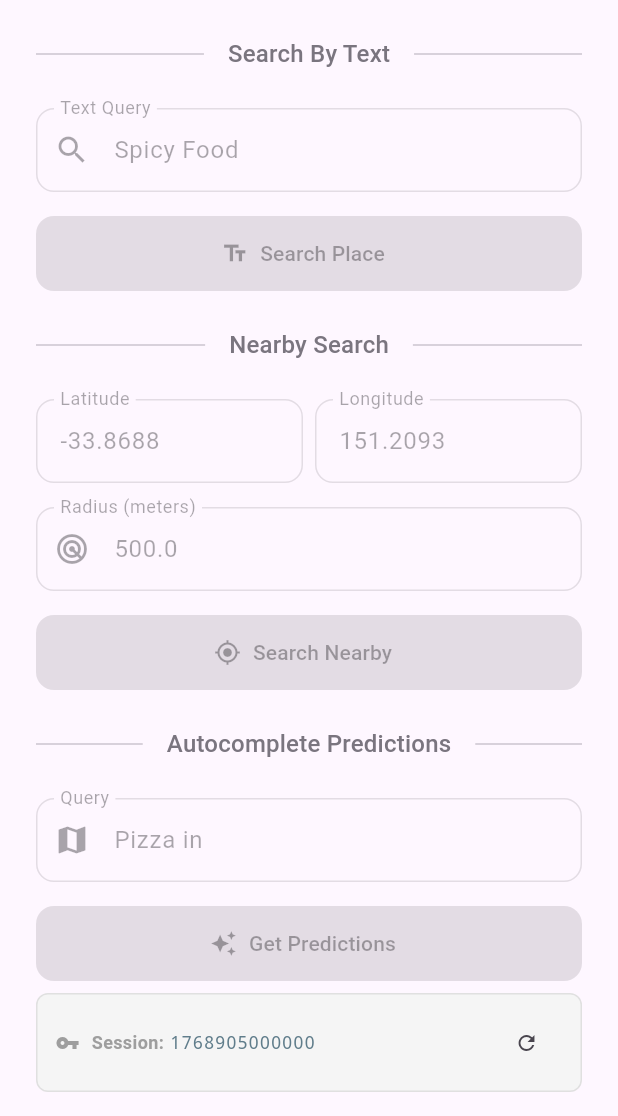
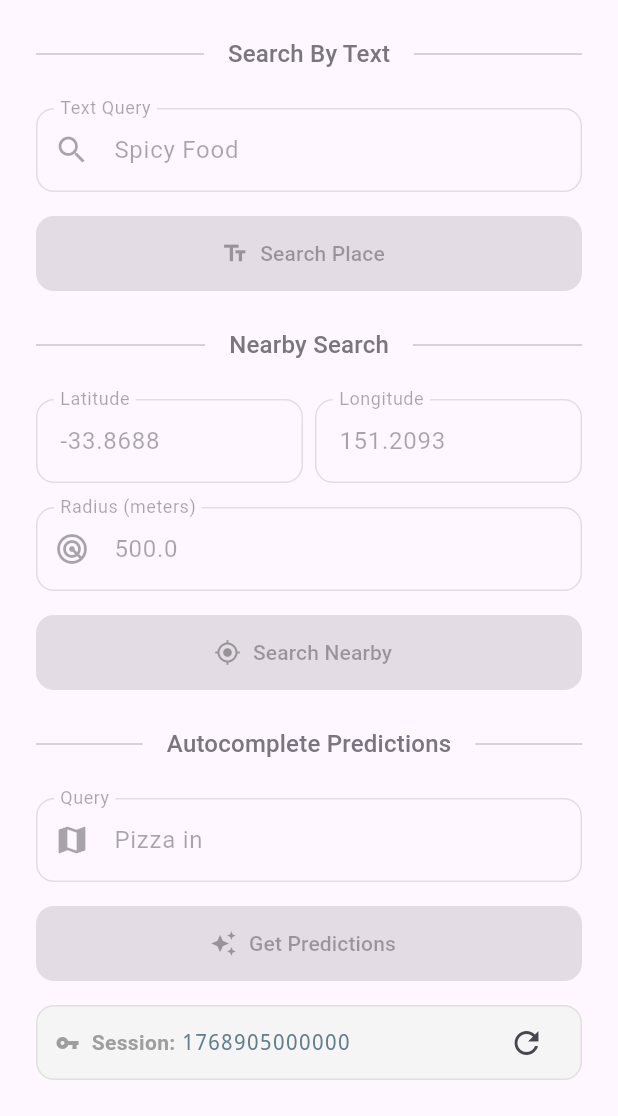
Before and after one commit to flikkr/google_places_sdk_plus, a Flutter app: the screen it shows after launch, scrolled down 550 dp, on a phone screen of 412 x 824 dp, the part 120-1236 px from its top. Run offline on Flutter 3.47's test engine with Material 3 defaults, Android fonts, the phone set to English and light mode, and no system bars; our stand-ins replace plugin_platform_interface, web.

Commit message:
chore: rotate and remove key

```diff
--- a/example/lib/features/autocomplete_section.dart
+++ b/example/lib/features/autocomplete_section.dart
@@ -99,12 +99,12 @@ class _AutocompleteSectionState extends State<AutocompleteSection> {
           ),
           loadingColor: Colors.white,
         ),
-        const SizedBox(height: 8),
+        const SizedBox(height: 16),
         Container(
-          padding: const EdgeInsets.symmetric(horizontal: 12, vertical: 8),
+          padding: const EdgeInsets.symmetric(horizontal: 12),
           decoration: BoxDecoration(
             color: Colors.grey.shade100,
-            borderRadius: BorderRadius.circular(8),
+            borderRadius: BorderRadius.circular(12),
             border: Border.all(color: Colors.grey.shade300),
           ),
           child: Row(
@@ -114,7 +114,6 @@ class _AutocompleteSectionState extends State<AutocompleteSection> {
               const Text(
                 'Session:',
                 style: TextStyle(
-                  fontSize: 12,
                   fontWeight: FontWeight.bold,
                   color: Colors.grey,
                 ),
@@ -124,7 +123,6 @@ class _AutocompleteSectionState extends State<AutocompleteSection> {
                 child: Text(
                   _sessionToken ?? 'None',
                   style: const TextStyle(
-                    fontSize: 12,
                     fontFamily: 'monospace',
                     color: Colors.blueGrey,
                   ),
@@ -133,7 +131,7 @@ class _AutocompleteSectionState extends State<AutocompleteSection> {
               ),
               IconButton(
                 onPressed: _generateNewSessionToken,
-                icon: const Icon(Icons.refresh, size: 16),
+                icon: const Icon(Icons.refresh),
                 tooltip: 'Rotate Session Token',
                 constraints: const BoxConstraints(),
                 padding: EdgeInsets.zero,
--- a/example/lib/features/fetch_photo_section.dart
+++ b/example/lib/features/fetch_photo_section.dart
@@ -1,6 +1,6 @@
 import 'package:flutter/material.dart';
 import 'package:google_places_sdk_plus/google_places_sdk_plus.dart';
-import '../components/action_input_field.dart';
+import 'package:google_places_sdk_plus_example/components/action_input_field.dart';
 
 class FetchPhotoSection extends StatefulWidget {
   final PlacesHostApi placesApi;
--- a/example/lib/main.dart
+++ b/example/lib/main.dart
@@ -158,7 +158,7 @@ class _HomePageState extends State<HomePage> {
           spacing: 24,
           children: [
             InitializationCard(
-              apiKey: 'AIzaSyA7hzJgNC_KaYY8gkvfOqL7dO433XHkJpY',
+              apiKey: const String.fromEnvironment('GOOGLE_PLACES_API_KEY'),
               placesApi: _places,
               onInitializationChanged: (value) {
                 setState(() {
```
Also changed, not shown: 1 other file.
